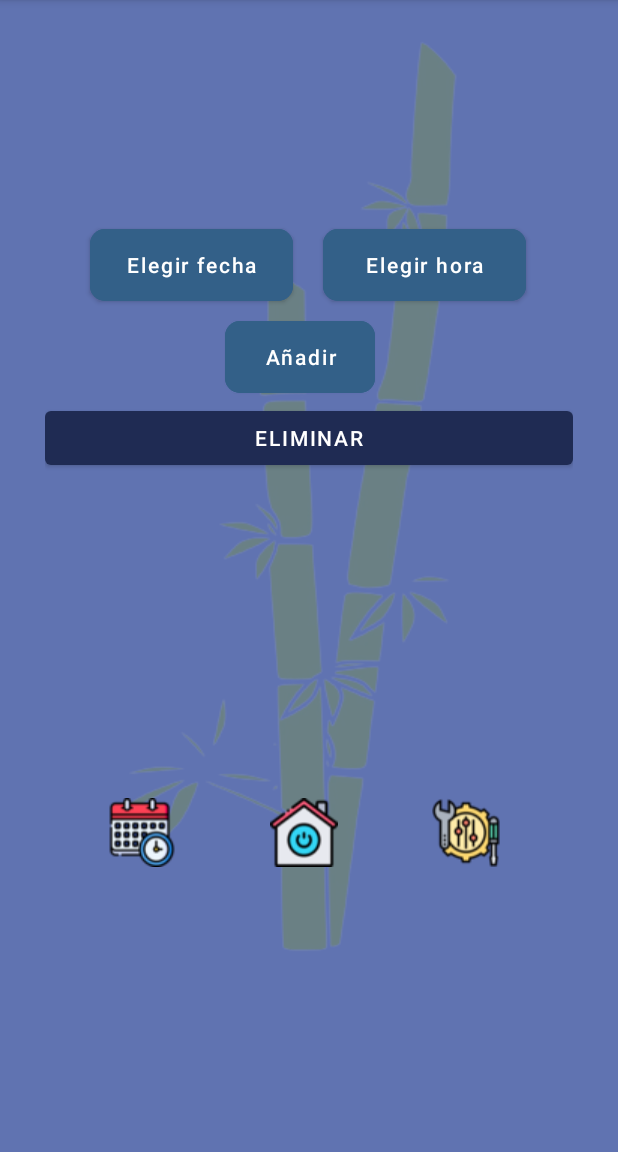
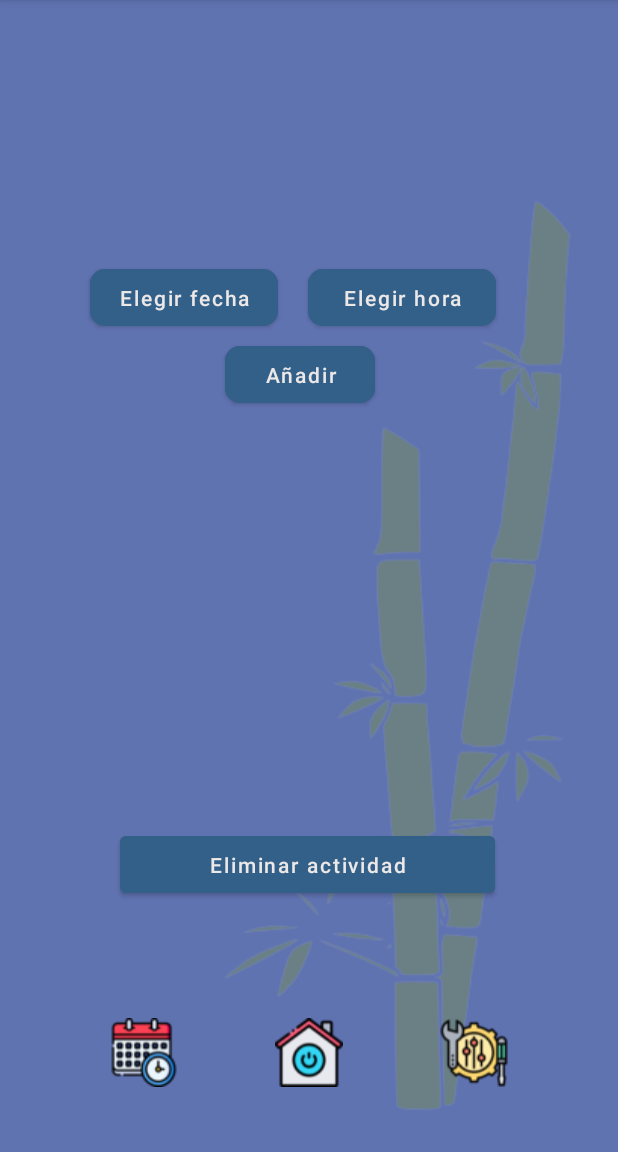
Before and after one commit to anastasia-evil/sinensis_app, an Android app: the activity_actividadLista screen opened directly, with no data from a screen before it, on a phone screen of 412 x 824 dp, the part 84-1236 px from its top. Run offline under Robolectric (Android 15) with nearby library versions, the phone set to English and light mode, and no system bars.

Commit message:
cositas nuevas

```diff
--- a/app/src/main/res/layout/activity_actividad_lista.xml
+++ b/app/src/main/res/layout/activity_actividad_lista.xml
@@ -12,17 +12,16 @@
 
     <ScrollView
         android:layout_width="match_parent"
-        android:layout_height="match_parent"
+        android:layout_height="470dp"
         android:layout_marginStart="30dp"
         android:layout_marginTop="10dp"
         android:layout_marginEnd="30dp"
-        android:layout_marginBottom="100dp"
         app:layout_constraintBottom_toBottomOf="parent"
         app:layout_constraintEnd_toEndOf="parent"
-        app:layout_constraintHorizontal_bias="1.0"
+        app:layout_constraintHorizontal_bias="0.0"
         app:layout_constraintStart_toStartOf="parent"
         app:layout_constraintTop_toTopOf="parent"
-        app:layout_constraintVertical_bias="1.0">
+        app:layout_constraintVertical_bias="0.099">
 
         <LinearLayout
             android:layout_width="match_parent"
@@ -34,9 +33,9 @@
                 android:layout_width="match_parent"
                 android:layout_height="wrap_content"
                 android:layout_marginTop="30dp"
+                android:fontFamily="@font/fresca"
                 android:gravity="center"
-                android:fontFamily="@font/fresca"
-                android:textColor="#ECE8E8"
+                android:textColor="@color/white"
                 android:textSize="30dp"
                 app:layout_constraintStart_toStartOf="parent"
                 app:layout_constraintTop_toTopOf="parent" />
@@ -45,32 +44,36 @@
                 android:id="@+id/descripcion_activity"
                 android:layout_width="match_parent"
                 android:layout_height="wrap_content"
-                android:layout_marginTop="20dp"
-                android:textSize="15dp" />
+                android:layout_marginTop="25dp"
+                android:textColor="@color/white"
+                android:fontFamily="@font/fresca"
+                android:textSize="20dp" />
+
 
             <LinearLayout
                 android:layout_width="match_parent"
                 android:layout_height="match_parent"
                 android:orientation="horizontal">
 
+
                 <Button
                     android:id="@+id/btn_fecha"
-                    android:layout_width="135dp"
-                    android:layout_height="60dp"
+                    android:layout_width="125dp"
+                    android:layout_height="50dp"
                     android:layout_marginStart="30dp"
-                    android:layout_marginTop="30dp"
-                    android:backgroundTint="#336088"
+                    android:layout_marginTop="20dp"
+                    android:backgroundTint="@color/botones"
                     android:text="Elegir fecha"
                     android:textAllCaps="false"
                     app:cornerRadius="10dp" />
 
                 <Button
                     android:id="@+id/btn_hora"
-                    android:layout_width="135dp"
-                    android:layout_height="60dp"
+                    android:layout_width="125dp"
+                    android:layout_height="50dp"
                     android:layout_marginStart="20dp"
-                    android:layout_marginTop="30dp"
-                    android:backgroundTint="#336088"
+                    android:layout_marginTop="20dp"
+                    android:backgroundTint="@color/botones"
                     android:text="Elegir hora"
                     android:textAllCaps="false"
                     app:cornerRadius="10dp" />
@@ -79,55 +82,70 @@
             <Button
                 android:id="@+id/btn_anadirA"
                 android:layout_width="100dp"
-                android:layout_height="60dp"
+                android:layout_height="50dp"
                 android:layout_marginStart="120dp"
                 android:layout_marginTop="1dp"
-                android:backgroundTint="#336088"
+                android:backgroundTint="@color/botones"
                 android:text="Añadir"
                 android:textAllCaps="false"
                 app:cornerRadius="10dp" />
 
-            <Button
-                android:id="@+id/boton_eliminar"
-                android:layout_width="match_parent"
-                android:layout_height="wrap_content"
-                android:text="eliminar" />
 
         </LinearLayout>
     </ScrollView>
+
+    <Button
+        android:id="@+id/boton_eliminar"
+        android:layout_width="250dp"
+        android:layout_height="50dp"
+        android:backgroundTint="@color/botones"
+        android:textAllCaps="false"
+        android:text="Eliminar actividad"
+        app:layout_constraintBottom_toBottomOf="parent"
+        app:layout_constraintEnd_toEndOf="parent"
+        app:layout_constraintHorizontal_bias="0.495"
+        app:layout_constraintStart_toStartOf="parent"
+        app:layout_constraintTop_toTopOf="parent"
+        app:layout_constraintVertical_bias="0.768"/>
 
     <ImageButton
         android:id="@+id/calendario"
         android:layout_width="45dp"
         android:layout_height="46dp"
-        android:layout_marginStart="72dp"
-        android:layout_marginTop="532dp"
         android:background="@drawable/calendar"
         android:onClick="onClick"
+        app:layout_constraintBottom_toBottomOf="parent"
+        app:layout_constraintEnd_toEndOf="parent"
+        app:layout_constraintHorizontal_bias="0.2"
         app:layout_constraintStart_toStartOf="parent"
-        app:layout_constraintTop_toTopOf="parent" />
+        app:layout_constraintTop_toTopOf="parent"
+        app:layout_constraintVertical_bias="0.940" />
 
     <ImageButton
         android:id="@+id/home"
         android:layout_width="45dp"
         android:layout_height="46dp"
-        android:layout_marginStart="180dp"
-        android:layout_marginTop="532dp"
         android:background="@drawable/home"
         android:onClick="onClick"
+        app:layout_constraintBottom_toBottomOf="parent"
+        app:layout_constraintEnd_toEndOf="parent"
+        app:layout_constraintHorizontal_bias="0.5"
         app:layout_constraintStart_toStartOf="parent"
-        app:layout_constraintTop_toTopOf="parent" />
+        app:layout_constraintTop_toTopOf="parent"
+        app:layout_constraintVertical_bias="0.940" />
 
     <ImageButton
         android:id="@+id/ajustes"
         android:layout_width="45dp"
         android:layout_height="46dp"
-        android:layout_marginStart="288dp"
-        android:layout_marginTop="532dp"
         android:background="@drawable/ajustes"
         android:onClick="onClick"
+        app:layout_constraintBottom_toBottomOf="parent"
+        app:layout_constraintEnd_toEndOf="parent"
+        app:layout_constraintHorizontal_bias="0.8"
         app:layout_constraintStart_toStartOf="parent"
-        app:layout_constraintTop_toTopOf="parent" />
+        app:layout_constraintTop_toTopOf="parent"
+        app:layout_constraintVertical_bias="0.940" />
 
 
 </androidx.constraintlayout.widget.ConstraintLayout>
--- a/app/src/main/res/layout/activity_actividades.xml
+++ b/app/src/main/res/layout/activity_actividades.xml
@@ -12,15 +12,13 @@
         android:id="@+id/titulo"
         android:layout_width="wrap_content"
         android:layout_height="wrap_content"
-        android:layout_marginStart="52dp"
         android:layout_marginTop="35dp"
-        android:layout_marginEnd="27dp"
+        android:gravity="center"
         android:fontFamily="@font/fresca"
         android:text="Todas las actividades"
-        android:textColor="#ECE8E8"
+        android:textColor="@color/white"
         android:textSize="40dp"
         app:layout_constraintEnd_toEndOf="parent"
-        app:layout_constraintHorizontal_bias="0.0"
         app:layout_constraintStart_toStartOf="parent"
         app:layout_constraintTop_toTopOf="parent" />
 
--- a/app/src/main/res/layout/imagen_fija.xml
+++ b/app/src/main/res/layout/imagen_fija.xml
@@ -2,16 +2,19 @@
 <androidx.constraintlayout.widget.ConstraintLayout xmlns:android="http://schemas.android.com/apk/res/android"
     xmlns:tools="http://schemas.android.com/tools"
     android:layout_width="match_parent"
-    android:layout_height="match_parent">
+    android:layout_height="match_parent"
+    xmlns:app="http://schemas.android.com/apk/res-auto">
 
     <ImageView
         android:id="@+id/bambu"
         android:layout_width="wrap_content"
         android:layout_height="wrap_content"
+        android:layout_marginStart="76dp"
         android:alpha="0.25"
         android:background="@drawable/bambu"
-        tools:layout_editor_absoluteX="79dp"
-        tools:layout_editor_absoluteY="62dp"
-        tools:ignore="MissingConstraints" />
+        app:layout_constraintBottom_toBottomOf="parent"
+        app:layout_constraintStart_toStartOf="parent"
+        app:layout_constraintTop_toTopOf="parent"
+        app:layout_constraintVertical_bias="1.0" />
 
 </androidx.constraintlayout.widget.ConstraintLayout>
--- a/app/src/main/res/values/colors.xml
+++ b/app/src/main/res/values/colors.xml
@@ -6,11 +6,13 @@
     <color name="teal_200">#FF03DAC5</color>
     <color name="teal_700">#FF018786</color>
     <color name="black">#FF000000</color>
-    <color name="white">#FFFFFFFF</color>
+
     <color name="red_flojo">#BA5959</color>
     <color name="red">#DC1010</color>
 
     <color name="fondo_carga">#1F2B53</color>
     <color name="fondo_principal">#6073B1</color>
+    <color name="botones">#336088</color>
+    <color name="white">#ECE8E8</color>
 
 </resources>
--- a/app/src/main/res/values/strings.xml
+++ b/app/src/main/res/values/strings.xml
@@ -6,4 +6,9 @@
     <string name="creadoras">Esta app fue desarrollada por tres estudiantes de Ingeniería de Sonido e Imagen de la Universidad Carlos III de Madrid: Inés Acebes, Paula Gallejones y Jimena Díaz.</string>
     <string name="ods">La ODS (Objetivos y Metas de Desarrollo Sostenible) a la que está enfocada esta app es a Salud y Bienestar.</string>
     <string name="notificaciones">Ajusta tus notificaiones</string>
+    <string name="calendario">Añade esta actividad a tu calendario:</string>
+
+    <string name="descripcion_ines">Inés te dará ejercicios con más movimiento y para disfrutar al aire libre</string>
+    <string name="descripcion_paula">Paula planificará actividades más relajantes y mentales</string>
+    <string name="descripcion_jimena">Jimena te ayudará con ejercicios en casa y de meditación </string>
 </resources>
```
Also changed, not shown: app/src/main/res/layout/activity_ajustes.xml (+7 -4 lines), app/src/main/res/layout/activity_datos.xml (+47 -17 lines), app/src/main/res/layout/activity_mentores.xml (+7 -7 lines), app/src/main/res/layout/activity_principal.xml (+26 -17 lines), app/src/main/res/drawable/icono_barra.png.
